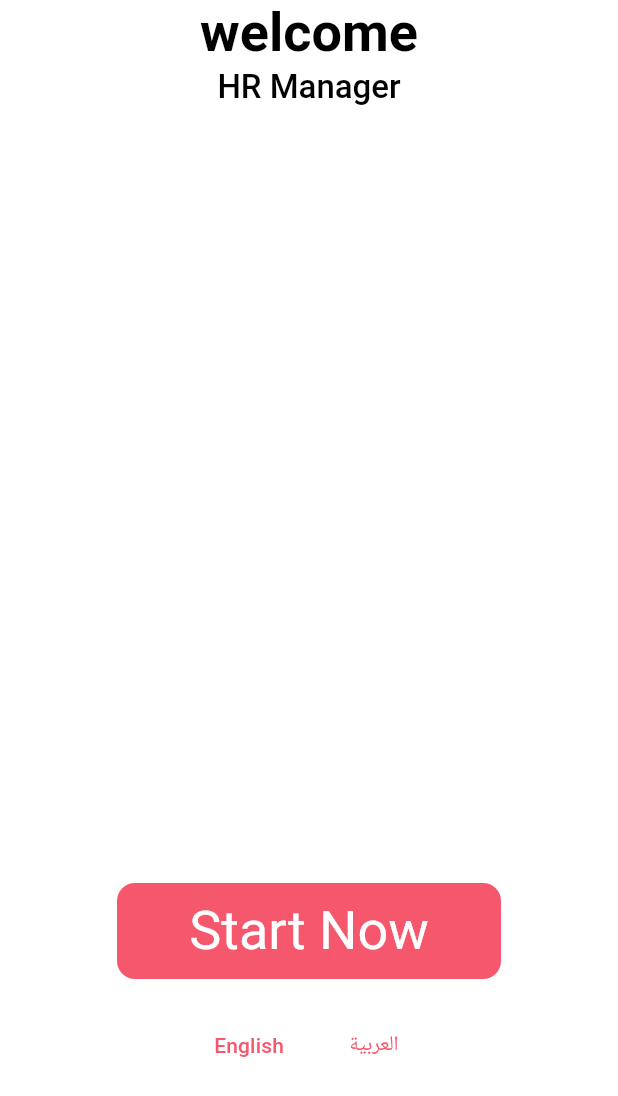
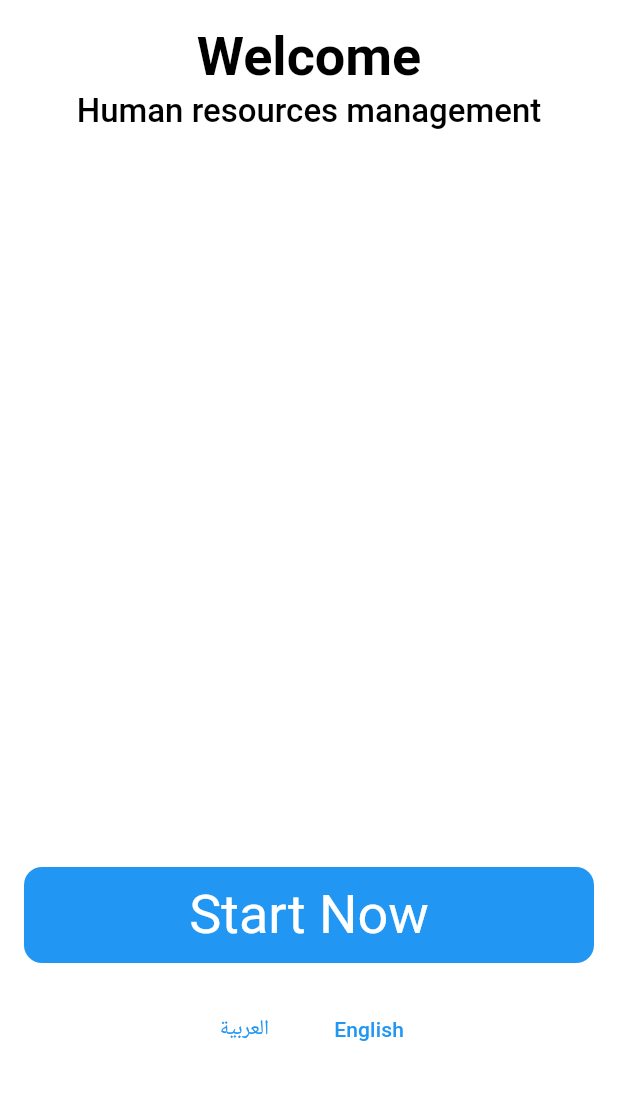
Before and after one commit to elshoram974/hr, a Flutter app: the screen it shows after launch, on a phone screen of 412 x 824 dp. Shown: the top 1096 px of the screen. Run offline on Flutter 3.47's test engine with Material 3 defaults, Android fonts, the phone set to English and light mode, and no system bars; our stand-ins replace device_preview, get, shared_preferences.

Commit message:
can change lang now

```diff
--- a/assets/languages/intl_en.arb
+++ b/assets/languages/intl_en.arb
@@ -1,4 +1,7 @@
 {
+    "startNow": "Start Now",
+    "welcome": "Welcome",
+    "humanResourcesManagement": "Human resources management",
     "pageNumberMustBiggerThan0": "pageNumber must be bigger than 0",
     "noInternet": "No internet",
     "needsSynchronization": "Needs synchronization",
--- a/lib/app_info.dart
+++ b/lib/app_info.dart
@@ -1,4 +1,6 @@
 import 'package:flutter/foundation.dart' show kDebugMode;
+
+import 'core/utils/config/locale/locale_model.dart';
 
 abstract final class AppInfo {
   const AppInfo();
@@ -12,6 +14,20 @@ abstract final class AppInfo {
 
   static const bool isDebugMode = kDebugMode;
 
+  // * To add locale .. You have to add it in package(flutter intel) and add text in its file .arb and don't forget to add it in info.plist file
+  static const List<LocaleModel> supportedLocales = [
+    LocaleModel(
+      languageCode: "ar",
+      countryCode: "EG",
+      languageName: "العربية",
+    ),
+    LocaleModel(
+      languageCode: "en",
+      countryCode: "US",
+      languageName: "English",
+    ),
+  ];
+
   // static const String appIcon = AppAssets.appIcon;
   // static const String splashIcon = AppAssets.splashIcon;
   // static const String splashAndroid12 = AppAssets.splashAndroid12;
--- a/lib/core/shared/responsive/constrained_box.dart
+++ b/lib/core/shared/responsive/constrained_box.dart
@@ -3,8 +3,8 @@ import 'package:hr/core/utils/extensions/responsive_ex.dart';
 
 import '../../utils/constants/app_constants.dart';
 
-class ResConstrainedBoxAlign extends StatelessWidget {
-  const ResConstrainedBoxAlign({
+class MyResConstrainedBoxAlign extends StatelessWidget {
+  const MyResConstrainedBoxAlign({
     super.key,
     this.maxHeight = double.infinity,
     this.maxWidth,
@@ -39,8 +39,8 @@ class ResConstrainedBoxAlign extends StatelessWidget {
   }
 }
 
-class ResConstrainedBox extends StatelessWidget {
-  const ResConstrainedBox({
+class MyResConstrainedBox extends StatelessWidget {
+  const MyResConstrainedBox({
     super.key,
     this.maxHeight = double.infinity,
     this.maxWidth,
--- /dev/null
+++ b/lib/core/utils/config/controller/config_controller.dart
@@ -0,0 +1,33 @@
+import 'package:flutter/material.dart';
+import 'package:get/get.dart';
+import 'package:shared_preferences/shared_preferences.dart';
+
+import '../../constants/app_strings.dart';
+import '../locale/generated/l10n.dart';
+
+abstract class ConfigController extends GetxController {
+  ConfigController(this.prefs);
+  final SharedPreferences prefs;
+
+  Locale get locale;
+  void changeLocale(Locale newLocale);
+}
+
+class ConfigControllerImp extends ConfigController {
+  ConfigControllerImp(super.prefs);
+
+  late String _locale = prefs.getString(AppString.kLocaleCode) ??
+      Get.deviceLocale?.languageCode ??
+      'en';
+
+  @override
+  Locale get locale => Locale(_locale);
+
+  @override
+  void changeLocale(Locale newLocale) {
+    _locale = newLocale.languageCode;
+    S.load(newLocale);
+    Get.updateLocale(newLocale);
+    prefs.setString(AppString.kLocaleCode, _locale);
+  }
+}
--- /dev/null
+++ b/lib/core/utils/config/locale/locale_model.dart
@@ -0,0 +1,15 @@
+import 'package:flutter/material.dart';
+
+class LocaleModel {
+  final String languageName;
+  final String languageCode;
+  final String countryCode;
+
+  const LocaleModel({
+    required this.languageName,
+    required this.languageCode,
+    required this.countryCode,
+  });
+
+  Locale get locale=> Locale(languageCode);
+}
--- a/lib/core/utils/constants/app_color.dart
+++ b/lib/core/utils/constants/app_color.dart
@@ -4,8 +4,8 @@ abstract final class AppColor {
   const AppColor();
   // static Color error = Colors.redAccent.shade100;
 
-  static const Color primaryLight = Color(0xFFF5576C);
-  static const Color primaryDark = Color(0xFFF5576C);
+  static const Color primaryLight = Color(0xFF2196F3);
+  static const Color primaryDark = Color(0xFF0D47A1);
 
   static const Color secondaryLight = Color(0xFFD9D9D9);
   static const Color secondaryDark = Color(0xFFD9D9D9);
--- a/lib/features/on_boarding/presentation/screens/on_boarding_screen.dart
+++ b/lib/features/on_boarding/presentation/screens/on_boarding_screen.dart
@@ -1,6 +1,11 @@
 import 'package:flutter/material.dart';
 import 'package:get/get.dart';
+import 'package:hr/app_info.dart';
 import 'package:hr/core/shared/filled_button.dart';
+import 'package:hr/core/shared/responsive/constrained_box.dart';
+import 'package:hr/core/utils/config/controller/config_controller.dart';
+import 'package:hr/core/utils/config/locale/generated/l10n.dart';
+import 'package:hr/core/utils/config/locale/locale_model.dart';
 import 'package:hr/core/utils/constants/app_constants.dart';
 
 class OnBoardingScreen extends StatelessWidget {
@@ -10,15 +15,21 @@ class OnBoardingScreen extends StatelessWidget {
   Widget build(BuildContext context) {
     return Scaffold(
       body: SafeArea(
+        child: Padding(
+          padding: const EdgeInsets.all(AppConst.defaultPadding),
+          child: MyResConstrainedBoxAlign(
             child: Column(
+              crossAxisAlignment: CrossAxisAlignment.stretch,
               children: [
                 Text(
-              "welcome",
+                  S.of(context).welcome,
+                  textAlign: TextAlign.center,
                   style: context.textTheme.displaySmall
                       ?.copyWith(fontWeight: FontWeight.bold),
                 ),
                 Text(
-              "HR Manager",
+                  S.of(context).humanResourcesManagement,
+                  textAlign: TextAlign.center,
                   style: context.textTheme.titleLarge
                       ?.copyWith(fontWeight: FontWeight.w500),
                 ),
@@ -27,24 +38,37 @@ class OnBoardingScreen extends StatelessWidget {
                 //image
 
                 CustomFilledButton(
-              text: "Start Now",
+                  text: S.of(context).startNow,
                   onPressed: () {},
                   style: context.textTheme.displaySmall,
                   minimumSize: const Size(256, 64),
                 ),
                 const SizedBox(height: 20),
-            Row(
-              mainAxisAlignment: MainAxisAlignment.center,
-              children: [
-                TextButton(onPressed: () {}, child: const Text("English")),
-                const SizedBox(width: AppConst.defaultPadding),
-                TextButton(onPressed: () {}, child: const Text("العربية")),
-              ],
+                Wrap(
+                  alignment: WrapAlignment.center,
+                  children: List.generate(
+                    AppInfo.supportedLocales.length,
+                    (index) {
+                      final LocaleModel l = AppInfo.supportedLocales[index];
+
+                      return Padding(
+                        padding: const EdgeInsets.symmetric(horizontal: 8),
+                        child: TextButton(
+                          onPressed: () {
+                            Get.find<ConfigController>().changeLocale(l.locale);
+                          },
+                          child: Text(l.languageName),
+                        ),
+                      );
+                    },
+                  ),
                 ),
                 const Spacer()
               ],
             ),
           ),
+        ),
+      ),
     );
   }
 }
--- a/lib/main.dart
+++ b/lib/main.dart
@@ -4,6 +4,8 @@ import 'package:flutter_localizations/flutter_localizations.dart';
 import 'package:get/get.dart';
 
 import 'app_info.dart';
+import 'core/utils/bindings/initial_bindings.dart';
+import 'core/utils/config/controller/config_controller.dart';
 import 'core/utils/config/locale/generated/l10n.dart';
 import 'core/utils/config/routes/routes.dart';
 import 'core/utils/config/theme/dark_theme.dart';
@@ -11,6 +13,7 @@ import 'core/utils/config/theme/light_theme.dart';
 
 void main() async{
   WidgetsFlutterBinding.ensureInitialized();
+  await InitialBindings().dependencies();
   runApp(
     DevicePreview(
       enabled: AppInfo.isDebugMode,
@@ -35,9 +38,7 @@ class MyApp extends StatelessWidget {
       ],
       supportedLocales: S.delegate.supportedLocales,
       useInheritedMediaQuery: AppInfo.isDebugMode,
-      locale: AppInfo.isDebugMode
-          ? DevicePreview.locale(context)
-          : Get.deviceLocale,
+      locale: Get.find<ConfigController>().locale,
       builder: DevicePreview.appBuilder,
       title: 'HR',
       themeMode: ThemeMode.system,
@@ -45,6 +46,7 @@ class MyApp extends StatelessWidget {
       darkTheme: darkTheme,
       getPages: AppRoute.routes,
       initialRoute: AppRoute.onBoarding,
+      // initialBinding: InitialBindings(),
     );
   }
 }
```
Also changed, not shown: assets/languages/intl_ar.arb (added, +92 -0 lines), lib/core/utils/bindings/initial_bindings.dart (added, +14 -0 lines), lib/core/utils/constants/app_strings.dart (+2 -6 lines), lib/core/utils/config/locale/generated/intl/messages_all.dart, lib/core/utils/config/locale/generated/intl/messages_ar.dart (added), lib/core/utils/config/locale/generated/intl/messages_en.dart, lib/core/utils/config/locale/generated/l10n.dart, 1 other file. Lines whose indentation alone changed are shown as unchanged.
